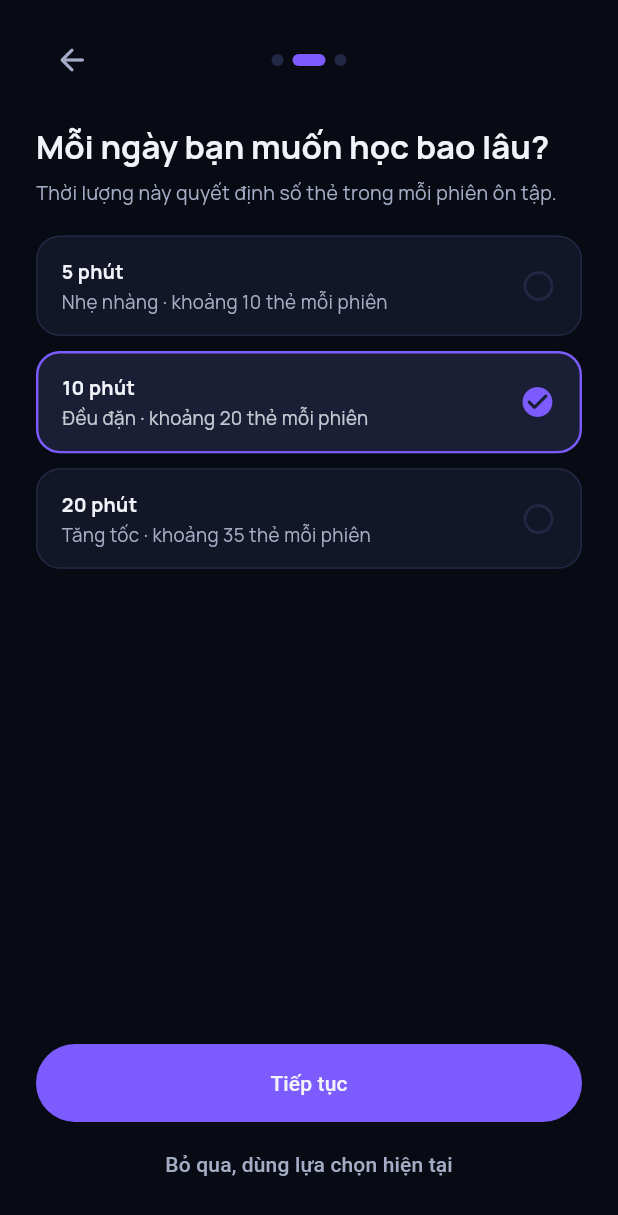
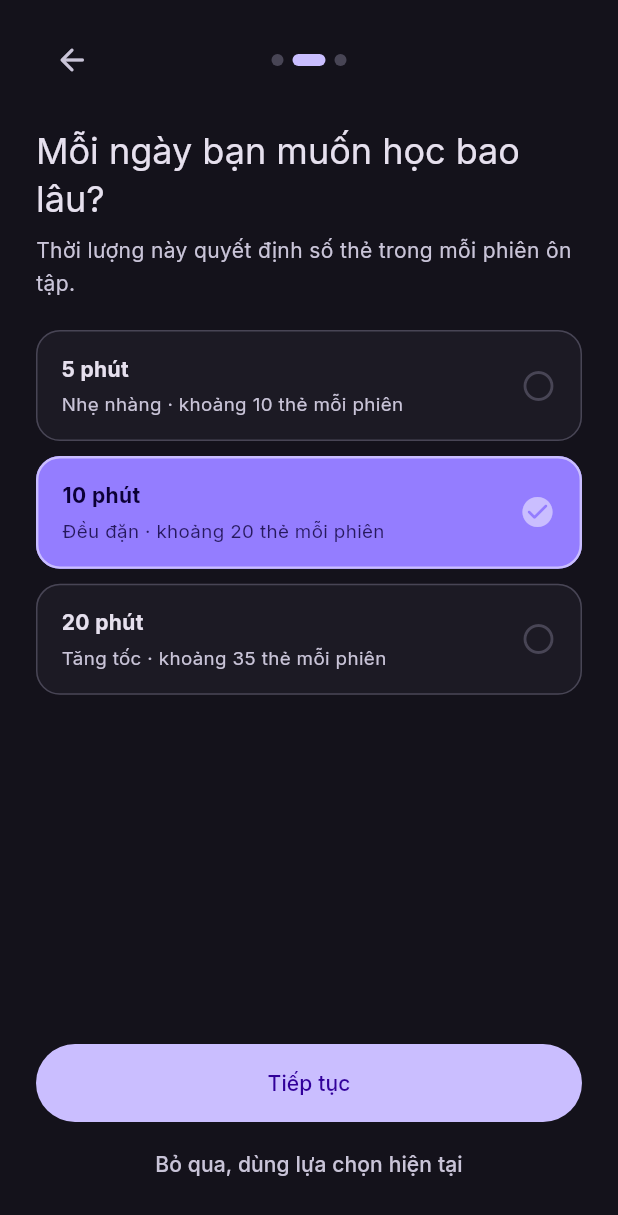
Before and after one commit to Tudds/hanzify-ipa, a Flutter app: the screen it shows after launch, swiped to page 2, on a phone screen of 412 x 824 dp. Shown: the top 1215 px of the screen. Run offline on Flutter 3.47's test engine with Material 3 defaults, Android fonts, the phone set to English and light mode, and no system bars; drawn by our look-alikes of flutter_animate; our stand-ins replace confetti, drift, flutter_riverpod, flutter_svg, go_router, just_audio and 2 more; accounts and stored records are empty; generated files the repository leaves out were written again; project files that could hold a hidden picture were left out.

Commit message:
refactor: migrate design system to flutter-ui skill (M3 seed-based theme)
Theme now derives entirely from ColorScheme.fromSeed(kSeedColor 0xFF7C5CFF,
fidelity) with dark + light ThemeData built from the same seed (dark-first;
themeModeProvider persisted, defaults dark until the light audit). Replaces
the hand-picked AppColors palette with kSeedColor + AppSemanticColors
ThemeExtension (success/warning/danger, both brightnesses, brightness-aware
fallback for bare-MaterialApp tests). Default UI font switches Manrope ->
Inter (self-hosted subset verified to cover Vietnamese + pinyin tone glyphs).
Adds UITokens context extension (context.colors/text/semantic/isDark),
4pt AppSpacing and role-based AppRadii, and migrates hardcoded correct/
wrong answer colors in quiz/learning widgets to semantic tokens.

Verified visually on web release build: onboarding, Shorts, quiz drill
semantic states all render with the new scheme.

Co-Authored-By: Claude Fable 5 <noreply@anthropic.com>

```diff
--- a/lib/app/hanzify_app.dart
+++ b/lib/app/hanzify_app.dart
@@ -2,6 +2,7 @@ import 'package:flutter/material.dart';
 import 'package:flutter_riverpod/flutter_riverpod.dart';
 
 import 'app_router.dart';
+import '../core/providers/theme_mode_provider.dart';
 import '../core/theme/app_theme.dart';
 
 class HanzifyApp extends ConsumerWidget {
@@ -12,7 +13,9 @@ class HanzifyApp extends ConsumerWidget {
     return MaterialApp.router(
       title: 'Hanzify',
       debugShowCheckedModeBanner: false,
-      theme: AppTheme.dark,
+      theme: AppTheme.light,
+      darkTheme: AppTheme.dark,
+      themeMode: ref.watch(themeModeProvider),
       routerConfig: ref.watch(appRouterProvider),
     );
   }
--- a/lib/core/theme/app_theme.dart
+++ b/lib/core/theme/app_theme.dart
@@ -3,96 +3,55 @@ import 'package:flutter/material.dart';
 import 'colors.dart';
 import 'typography.dart';
 
-/// Hanzify Premium Theme configuration.
+/// Hanzify theme — Premium Dark theo skill flutter-ui.
+///
+/// Dark-first: dark là theme chính, light là bản phái sinh từ cùng seed
+/// (chưa expose mặc định cho user — bật qua `themeModeProvider` sau khi
+/// audit từng màn hình với light).
 class AppTheme {
   const AppTheme._();
 
-  static ThemeData get dark {
-    final baseTextTheme = ThemeData.dark(useMaterial3: true).textTheme;
+  static ThemeData get dark => _build(Brightness.dark);
+  static ThemeData get light => _build(Brightness.light);
 
+  static ThemeData _build(Brightness brightness) {
+    final colors = ColorScheme.fromSeed(
+      seedColor: kSeedColor,
+      brightness: brightness,
+      dynamicSchemeVariant: DynamicSchemeVariant.fidelity,
+    );
+    final baseTextTheme = ThemeData(
+      useMaterial3: true,
+      brightness: brightness,
+    ).textTheme;
     return ThemeData(
       useMaterial3: true,
-      brightness: Brightness.dark,
-      fontFamily: 'Manrope',
+      colorScheme: colors,
+      fontFamily: 'Inter',
       fontFamilyFallback: AppTypography.fontFamilyFallback,
-      scaffoldBackgroundColor: AppColors.background,
-      colorScheme: const ColorScheme(
-        brightness: Brightness.dark,
-        primary: AppColors.primary,
-        onPrimary: AppColors.textPrimary,
-        primaryContainer: AppColors.surfaceCard,
-        onPrimaryContainer: AppColors.textPrimary,
-        secondary: AppColors.secondary,
-        onSecondary: AppColors.textPrimary,
-        tertiary: AppColors.tertiary,
-        onTertiary: AppColors.textPrimary,
-        error: AppColors.error,
-        onError: AppColors.textPrimary,
-        surface: AppColors.surface,
-        onSurface: AppColors.textPrimary,
-        surfaceContainerHigh: AppColors.surfaceCard,
-        onSurfaceVariant: AppColors.textSecondary,
-        outline: AppColors.textMuted,
-        outlineVariant: AppColors.surfaceGlow,
-      ),
-      textTheme: baseTextTheme.copyWith(
-        displaySmall: baseTextTheme.displaySmall?.copyWith(
-          fontFamily: 'Manrope',
-          fontSize: 36,
-          fontWeight: FontWeight.w800,
-          height: 1.15,
-          color: AppColors.textPrimary,
-        ),
-        headlineLarge: baseTextTheme.headlineLarge?.copyWith(
-          fontFamily: 'Manrope',
-          fontSize: 30,
-          fontWeight: FontWeight.w700,
-          height: 1.2,
-          color: AppColors.textPrimary,
-        ),
-        headlineSmall: baseTextTheme.headlineSmall?.copyWith(
-          fontFamily: 'Manrope',
-          fontSize: 22,
-          fontWeight: FontWeight.w700,
-          height: 1.25,
-          color: AppColors.textPrimary,
-        ),
-        titleLarge: baseTextTheme.titleLarge?.copyWith(
-          fontFamily: 'Manrope',
-          fontSize: 19,
-          fontWeight: FontWeight.w600,
-          height: 1.3,
-          color: AppColors.textPrimary,
-        ),
-        titleMedium: baseTextTheme.titleMedium?.copyWith(
-          fontFamily: 'Manrope',
-          fontSize: 16,
-          fontWeight: FontWeight.w600,
-          height: 1.35,
-          color: AppColors.textSecondary,
-        ),
-        bodyLarge: baseTextTheme.bodyLarge?.copyWith(
-          fontFamily: 'Manrope',
-          fontSize: 15,
-          fontWeight: FontWeight.w400,
-          height: 1.45,
-          color: AppColors.textPrimary,
-        ),
-        bodyMedium: baseTextTheme.bodyMedium?.copyWith(
-          fontFamily: 'Manrope',
-          fontSize: 13,
-          fontWeight: FontWeight.w400,
-          height: 1.4,
-          color: AppColors.textSecondary,
-        ),
-        labelMedium: baseTextTheme.labelMedium?.copyWith(
-          fontFamily: 'Manrope',
-          fontSize: 12,
-          fontWeight: FontWeight.w700,
-          height: 1.2,
-          color: AppColors.textSecondary,
-        ),
-      ),
+      scaffoldBackgroundColor: colors.surface,
+      textTheme: AppTypography.textTheme(colors, baseTextTheme),
+      cardTheme: const CardThemeData(elevation: 0),
+      extensions: [
+        brightness == Brightness.dark
+            ? AppSemanticColors.dark
+            : AppSemanticColors.light,
+      ],
     );
   }
 }
+
+/// Token shortcuts theo skill flutter-ui — `context.colors.primary`,
+/// `context.semantic.success`, `context.text.titleMedium`.
+extension UITokens on BuildContext {
+  ColorScheme get colors => Theme.of(this).colorScheme;
+  TextTheme get text => Theme.of(this).textTheme;
+
+  /// Fallback theo brightness để widget vẫn chạy dưới theme không đăng ký
+  /// extension (test pump MaterialApp trần, preview...).
+  AppSemanticColors get semantic =>
+      Theme.of(this).extension<AppSemanticColors>() ??
+      (isDark ? AppSemanticColors.dark : AppSemanticColors.light);
+
+  bool get isDark => Theme.of(this).brightness == Brightness.dark;
+}
--- a/lib/core/theme/colors.dart
+++ b/lib/core/theme/colors.dart
@@ -1,44 +1,54 @@
 import 'package:flutter/material.dart';
 
-/// Hanzify Premium Color Palette.
-/// Định nghĩa hệ thống màu HSL cao cấp cho ứng dụng Hanzify,
-/// cung cấp độ tương phản vượt trội trong Sleek Dark Mode.
-class AppColors {
-  const AppColors._();
+/// Seed màu thương hiệu Hanzify (Royal Purple). Toàn bộ palette M3 được sinh
+/// từ seed này qua [ColorScheme.fromSeed] — không tự đặt màu lẻ trong widget,
+/// luôn đọc qua `Theme.of(context).colorScheme`.
+const kSeedColor = Color(0xFF7C5CFF);
 
-  // --- Backgrounds & Base Colors ---
-  static const background = Color(0xFF090B14);      // Deep Space Blue/Black
-  static const surface = Color(0xFF121626);         // Sleek container color
-  static const surfaceCard = Color(0xFF1A1F36);     // Highlighted cards color
-  static const surfaceGlow = Color(0xFF222744);     // Hover/Focus state background
+/// Màu ngữ nghĩa cho app học (đúng / sắp tới hạn / sai) — M3 không có sẵn
+/// success/warning nên định nghĩa qua [ThemeExtension] để theo theme.
+///
+/// Không truyền thông tin CHỈ bằng màu — luôn kèm icon/label (a11y, mù màu).
+@immutable
+class AppSemanticColors extends ThemeExtension<AppSemanticColors> {
+  const AppSemanticColors({
+    required this.success,
+    required this.warning,
+    required this.danger,
+  });
 
-  // --- Accent Colors ---
-  static const primary = Color(0xFF7C5CFF);         // Royal Purple (chủ đạo)
-  static const primaryLight = Color(0xFF9E85FF);    // Purple tint
-  static const secondary = Color(0xFF00ADB5);       // Aqua Cyan (nhấn nhá)
-  static const tertiary = Color(0xFFFF2E93);        // Pink/Rose (loại từ danh từ)
+  final Color success;
+  final Color warning;
+  final Color danger;
 
-  // --- Text & Content Colors ---
-  static const textPrimary = Color(0xFFF1F3F9);     // Gần trắng (độ tương phản 95%)
-  static const textSecondary = Color(0xFFA5ADC6);   // Xám sáng cho thông tin phụ
-  static const textMuted = Color(0xFF6C7693);       // Xám tối cho chú giải/gợi ý
+  static const dark = AppSemanticColors(
+    success: Color(0xFF4ADE80), // green, desaturate cho dark
+    warning: Color(0xFFFBBF24),
+    danger: Color(0xFFF87171),
+  );
 
-  // --- Status & Feedback (Mượt mà, dịu mắt) ---
-  static const success = Color(0xFF00C9A7);         // Mint Green (Chọn đúng)
-  static const error = Color(0xFFFF5252);           // Soft Red (Chọn sai)
-  static const warning = Color(0xFFFFB300);         // Amber Gold
+  static const light = AppSemanticColors(
+    success: Color(0xFF16A34A),
+    warning: Color(0xFFD97706),
+    danger: Color(0xFFDC2626),
+  );
 
-  // --- HSK Level Colors (Độ bão hòa vừa phải để không bị chói trong Dark Mode) ---
-  static const hsk1 = Color(0xFF2ECC71);            // HSK 1 - Xanh lá
-  static const hsk2 = Color(0xFF3498DB);            // HSK 2 - Xanh biển
-  static const hsk3 = Color(0xFFF1C40F);            // HSK 3 - Vàng nắng
-  static const hsk4 = Color(0xFFE67E22);            // HSK 4 - Cam ấm
+  @override
+  AppSemanticColors copyWith({Color? success, Color? warning, Color? danger}) {
+    return AppSemanticColors(
+      success: success ?? this.success,
+      warning: warning ?? this.warning,
+      danger: danger ?? this.danger,
+    );
+  }
 
-  static Color hskColor(int level) => switch (level) {
-        1 => hsk1,
-        2 => hsk2,
-        3 => hsk3,
-        4 => hsk4,
-        _ => primary,
-      };
+  @override
+  AppSemanticColors lerp(AppSemanticColors? other, double t) {
+    if (other == null) return this;
+    return AppSemanticColors(
+      success: Color.lerp(success, other.success, t)!,
+      warning: Color.lerp(warning, other.warning, t)!,
+      danger: Color.lerp(danger, other.danger, t)!,
+    );
+  }
 }
--- a/lib/core/theme/typography.dart
+++ b/lib/core/theme/typography.dart
@@ -1,29 +1,31 @@
 import 'package:flutter/material.dart';
 
-/// Hanzify design tokens for spacing.
+/// Hanzify design tokens for spacing — thang 4pt theo skill flutter-ui.
 class AppSpacing {
   const AppSpacing._();
-  static const double xxs = 2.0;
-  static const double xs = 4.0;
-  static const double sm = 8.0;
-  static const double md = 16.0;
-  static const double lg = 24.0;
-  static const double xl = 32.0;
-  static const double xxl = 48.0;
+  static const double xs = 4.0; // icon ↔ label
+  static const double sm = 8.0; // padding trong nhỏ
+  static const double md = 12.0; // gap giữa elements
+  static const double lg = 16.0; // padding chuẩn / margin màn hình
+  static const double xl = 24.0; // gap giữa section
+  static const double xxl = 32.0; // block lớn
 }
 
-/// Hanzify design tokens for border radii.
+/// Hanzify design tokens for border radii — nhất quán theo skill flutter-ui.
 class AppRadii {
   const AppRadii._();
-  static const double xs = 6.0;
-  static const double sm = 10.0;
-  static const double md = 14.0;
-  static const double lg = 20.0;
-  static const double xl = 28.0;
+  static const double chip = 8.0;
+  static const double button = 12.0;
+  static const double card = 16.0;
+  static const double sheet = 24.0;
   static const double circular = 999.0;
 }
 
 /// Hanzify Typography helper tokens.
+///
+/// UI (Latin + tiếng Việt) dùng **Inter** (self-host subset, đủ glyph Việt +
+/// pinyin tones — không dùng google_fonts vì COEP/web perf). Chữ Hán dùng
+/// Noto Serif/Sans SC apply cục bộ, không global.
 class AppTypography {
   const AppTypography._();
 
@@ -45,6 +47,45 @@ class AppTypography {
     'serif',
   ];
 
+  /// Type scale theo skill flutter-ui: ≤ 5 cấp, tương phản bằng weight + size.
+  static TextTheme textTheme(ColorScheme colors, TextTheme base) {
+    final themed = base.apply(
+      fontFamily: 'Inter',
+      fontFamilyFallback: fontFamilyFallback,
+      bodyColor: colors.onSurface,
+      displayColor: colors.onSurface,
+    );
+    return themed.copyWith(
+      displayLarge: themed.displayLarge?.copyWith(
+        fontSize: 48,
+        fontWeight: FontWeight.w700,
+        height: 1.2,
+      ),
+      headlineMedium: themed.headlineMedium?.copyWith(
+        fontSize: 24,
+        fontWeight: FontWeight.w600,
+        height: 1.3,
+      ),
+      titleMedium: themed.titleMedium?.copyWith(
+        fontSize: 16,
+        fontWeight: FontWeight.w500,
+        height: 1.4,
+      ),
+      bodyMedium: themed.bodyMedium?.copyWith(
+        fontSize: 14,
+        fontWeight: FontWeight.w400,
+        height: 1.6,
+        color: colors.onSurfaceVariant,
+      ),
+      labelSmall: themed.labelSmall?.copyWith(
+        fontSize: 12,
+        fontWeight: FontWeight.w400,
+        height: 1.5,
+        color: colors.onSurfaceVariant,
+      ),
+    );
+  }
+
   static TextStyle hanziDisplay({required double size, Color? color}) {
     return TextStyle(
       fontSize: size,
@@ -56,7 +97,11 @@ class AppTypography {
     );
   }
 
-  static TextStyle pinyin({required double size, Color? color, FontWeight weight = FontWeight.w600}) {
+  static TextStyle pinyin({
+    required double size,
+    Color? color,
+    FontWeight weight = FontWeight.w600,
+  }) {
     return TextStyle(
       fontSize: size,
       fontWeight: weight,
```
Also changed, not shown: lib/core/providers/theme_mode_provider.dart (added, +32 -0 lines), lib/core/widgets/learning/learning_answer_choice_button.dart (+9 -4 lines), lib/core/widgets/learning/learning_dialogue_bubble.dart (+8 -2 lines), lib/features/quiz/presentation/drills/multiple_choice_drill_screen.dart (+6 -3 lines), 2 other files.
